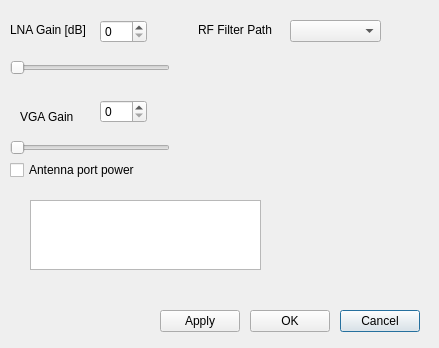
Before: the Qt Designer form freqsetting.ui in petrsvobodnik/DP, drawn with Qt 5.
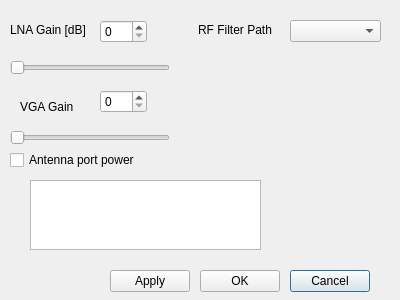
After: the same form once the commit is applied.

Patch:
```diff
--- a/freqsetting.ui
+++ b/freqsetting.ui
@@ -6,8 +6,8 @@
    <rect>
     <x>0</x>
     <y>0</y>
-    <width>439</width>
-    <height>348</height>
+    <width>400</width>
+    <height>300</height>
    </rect>
   </property>
   <property name="windowTitle">
@@ -74,7 +74,7 @@
    <property name="geometry">
     <rect>
      <x>20</x>
-     <y>110</y>
+     <y>100</y>
      <width>59</width>
      <height>14</height>
     </rect>
@@ -87,7 +87,7 @@
    <property name="geometry">
     <rect>
      <x>100</x>
-     <y>100</y>
+     <y>90</y>
      <width>47</width>
      <height>23</height>
     </rect>
@@ -103,7 +103,7 @@
    <property name="geometry">
     <rect>
      <x>10</x>
-     <y>140</y>
+     <y>130</y>
      <width>160</width>
      <height>16</height>
     </rect>
@@ -125,7 +125,7 @@
    <property name="geometry">
     <rect>
      <x>10</x>
-     <y>160</y>
+     <y>150</y>
      <width>161</width>
      <height>20</height>
     </rect>
@@ -137,8 +137,8 @@
   <widget class="QPushButton" name="PBcancel">
    <property name="geometry">
     <rect>
-     <x>340</x>
-     <y>310</y>
+     <x>290</x>
+     <y>270</y>
      <width>80</width>
      <height>22</height>
     </rect>
@@ -150,8 +150,8 @@
   <widget class="QPushButton" name="PBok">
    <property name="geometry">
     <rect>
-     <x>250</x>
-     <y>310</y>
+     <x>200</x>
+     <y>270</y>
      <width>80</width>
      <height>22</height>
     </rect>
@@ -163,8 +163,8 @@
   <widget class="QPushButton" name="PBapply">
    <property name="geometry">
     <rect>
-     <x>160</x>
-     <y>310</y>
+     <x>110</x>
+     <y>270</y>
      <width>80</width>
      <height>22</height>
     </rect>
@@ -177,7 +177,7 @@
    <property name="geometry">
     <rect>
      <x>30</x>
-     <y>200</y>
+     <y>180</y>
      <width>231</width>
      <height>70</height>
     </rect>
```
